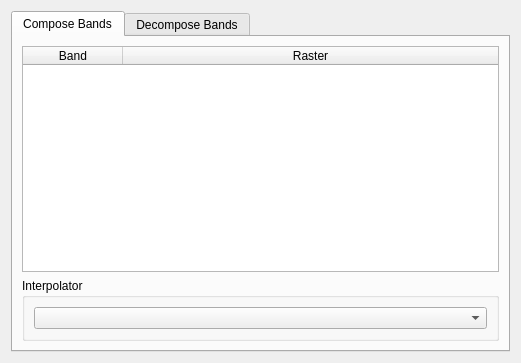
Before: the Qt Designer form src/terralib/qt/widgets/rp/ui/ComposeBandsWizardPageForm.ui in claudiobogossian/terralib5, drawn with Qt 5.
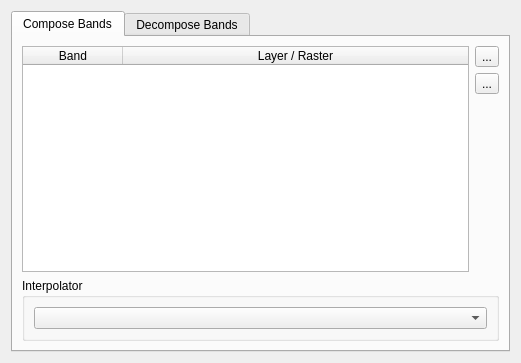
After: the same form once the commit is applied.

```diff
--- a/src/terralib/qt/widgets/rp/ui/ComposeBandsWizardPageForm.ui
+++ b/src/terralib/qt/widgets/rp/ui/ComposeBandsWizardPageForm.ui
@@ -26,10 +26,12 @@
       <attribute name="title">
        <string>Compose Bands</string>
       </attribute>
+      <layout class="QGridLayout" name="gridLayout_9">
+       <item row="0" column="0">
+        <layout class="QGridLayout" name="gridLayout_8">
+         <item row="0" column="0">
       <layout class="QGridLayout" name="gridLayout_5">
        <item row="0" column="0">
-        <layout class="QGridLayout" name="gridLayout_4">
-         <item row="0" column="0">
           <widget class="QTableWidget" name="m_composeTableWidget">
            <attribute name="horizontalHeaderStretchLastSection">
             <bool>true</bool>
@@ -41,10 +43,43 @@
            </column>
            <column>
             <property name="text">
-             <string>Raster</string>
+               <string>Layer / Raster</string>
             </property>
            </column>
           </widget>
+           </item>
+           <item row="0" column="1">
+            <layout class="QGridLayout" name="gridLayout_4">
+             <item row="0" column="0">
+              <widget class="QToolButton" name="m_addToolButton">
+               <property name="text">
+                <string>...</string>
+               </property>
+              </widget>
+             </item>
+             <item row="1" column="0">
+              <widget class="QToolButton" name="m_removeToolButton">
+               <property name="text">
+                <string>...</string>
+               </property>
+              </widget>
+             </item>
+             <item row="2" column="0">
+              <spacer name="verticalSpacer">
+               <property name="orientation">
+                <enum>Qt::Vertical</enum>
+               </property>
+               <property name="sizeHint" stdset="0">
+                <size>
+                 <width>20</width>
+                 <height>40</height>
+                </size>
+               </property>
+              </spacer>
+             </item>
+            </layout>
+           </item>
+          </layout>
          </item>
          <item row="1" column="0">
           <widget class="QGroupBox" name="groupBox">
```
Lines whose indentation alone changed are shown as unchanged.
